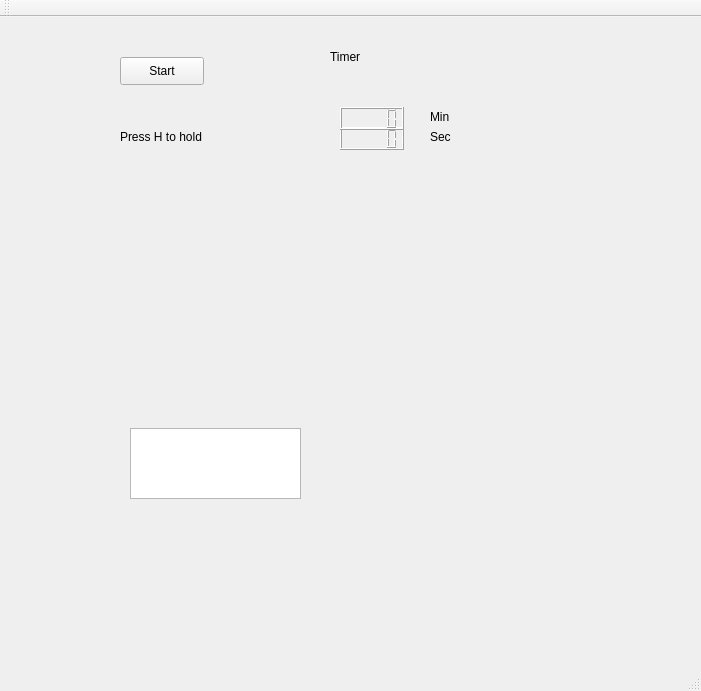
Before: the Qt Designer form student/13/tetris/mainwindow.ui in Edechkin/ohjelmointi-2, drawn with Qt 5.
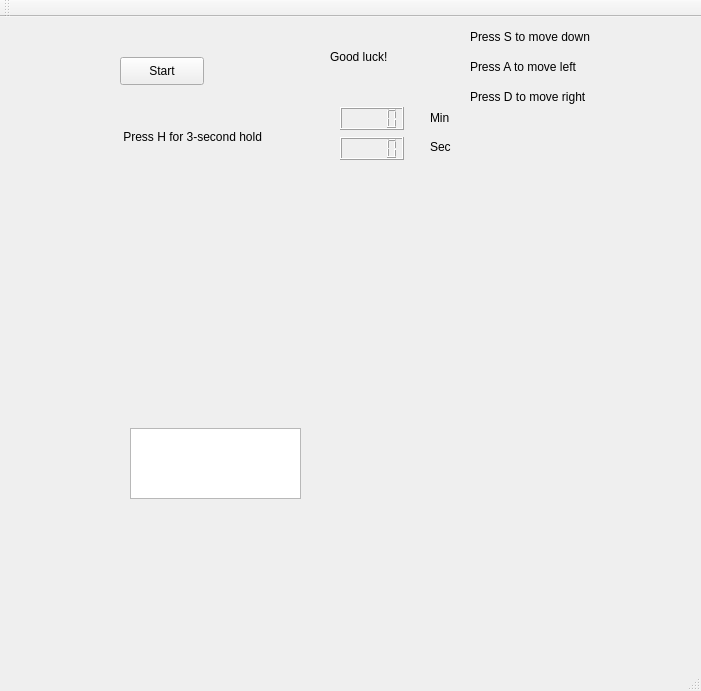
After: the same form once the commit is applied.

```diff
--- a/student/13/tetris/mainwindow.ui
+++ b/student/13/tetris/mainwindow.ui
@@ -41,7 +41,7 @@
     <property name="geometry">
      <rect>
       <x>340</x>
-      <y>110</y>
+      <y>120</y>
       <width>64</width>
       <height>23</height>
      </rect>
@@ -61,9 +61,9 @@
     <property name="geometry">
      <rect>
       <x>430</x>
-      <y>110</y>
+      <y>119</y>
       <width>63</width>
-      <height>20</height>
+      <height>21</height>
      </rect>
     </property>
     <property name="text">
@@ -76,7 +76,7 @@
       <x>430</x>
       <y>90</y>
       <width>63</width>
-      <height>20</height>
+      <height>21</height>
      </rect>
     </property>
     <property name="text">
@@ -93,7 +93,7 @@
      </rect>
     </property>
     <property name="text">
-     <string>Timer</string>
+     <string>Good luck!</string>
     </property>
    </widget>
    <widget class="QLabel" name="label_3">
@@ -101,12 +101,51 @@
      <rect>
       <x>120</x>
       <y>110</y>
-      <width>101</width>
+      <width>181</width>
       <height>20</height>
      </rect>
     </property>
     <property name="text">
-     <string>Press H to hold</string>
+     <string> Press H for 3-second hold</string>
+    </property>
+   </widget>
+   <widget class="QLabel" name="label_4">
+    <property name="geometry">
+     <rect>
+      <x>470</x>
+      <y>40</y>
+      <width>161</width>
+      <height>20</height>
+     </rect>
+    </property>
+    <property name="text">
+     <string>Press A to move left</string>
+    </property>
+   </widget>
+   <widget class="QLabel" name="label_5">
+    <property name="geometry">
+     <rect>
+      <x>470</x>
+      <y>70</y>
+      <width>151</width>
+      <height>20</height>
+     </rect>
+    </property>
+    <property name="text">
+     <string>Press D to move right</string>
+    </property>
+   </widget>
+   <widget class="QLabel" name="label_6">
+    <property name="geometry">
+     <rect>
+      <x>470</x>
+      <y>10</y>
+      <width>151</width>
+      <height>20</height>
+     </rect>
+    </property>
+    <property name="text">
+     <string>Press S to move down</string>
     </property>
    </widget>
   </widget>
```
